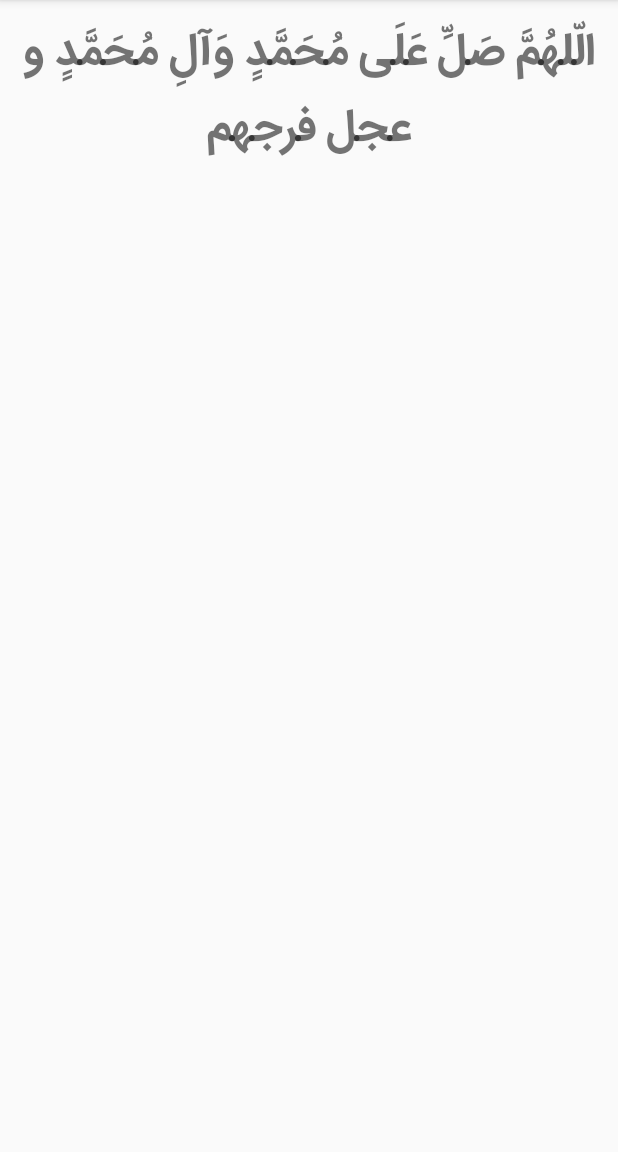
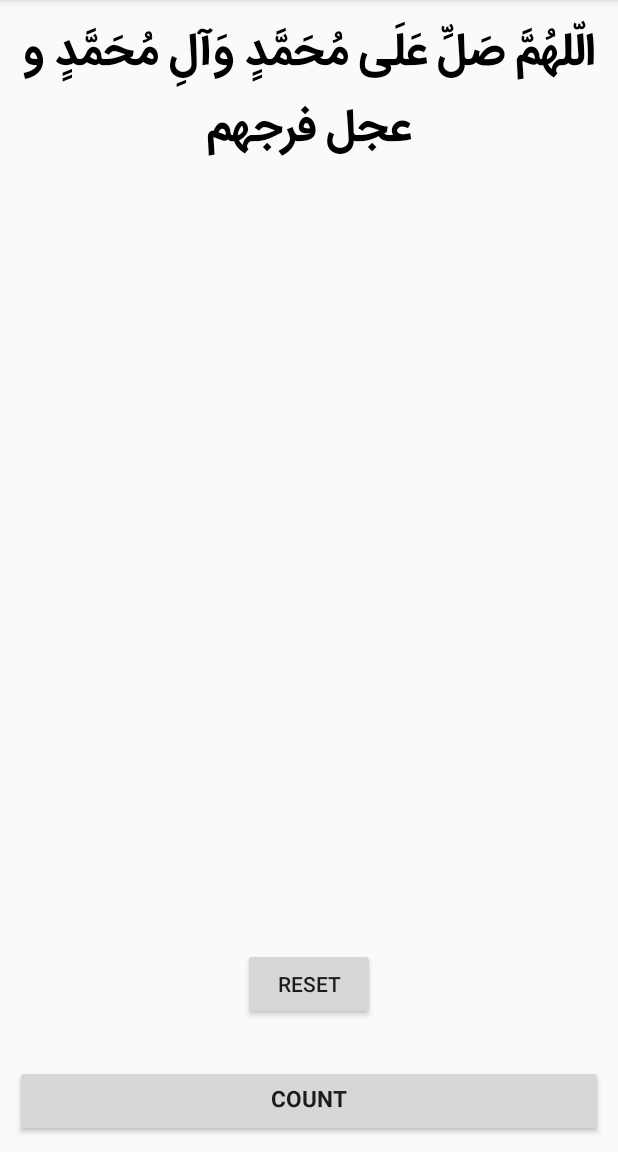
Before and after one commit to mustafapoya/dailyzekr, an Android app: the fragment ZekrCounterFragment shown on its own in the app's theme, on a phone screen of 412 x 824 dp, the part 84-1236 px from its top. Run offline under Robolectric (Android 15) with nearby library versions, the phone set to English and light mode, and no system bars.

Commit message:
update zekr counter details

```diff
--- a/app/src/main/res/font/xb_zar_family.xml
+++ /dev/null
@@ -1,8 +0,0 @@
-<?xml version="1.0" encoding="utf-8"?>
-<font-family xmlns:android="http://schemas.android.com/apk/res/android">
-    <font
-        android:font="@font/xb_zar"
-        android:fontStyle="normal"
-        android:fontWeight="700"
-        />
-</font-family>
--- a/app/src/main/res/layout/fragment_zekr_counter.xml
+++ b/app/src/main/res/layout/fragment_zekr_counter.xml
@@ -12,11 +12,48 @@
         android:layout_marginStart="5dp"
         android:layout_marginTop="10dp"
         android:layout_marginEnd="5dp"
+        android:textColor="#000000"
         android:fontFamily="@font/iran_sans_bold"
         android:text="@string/saturday"
         android:textAlignment="center"
-        android:textSize="30dp"
+        android:textSize="30sp"
         app:layout_constraintEnd_toEndOf="parent"
         app:layout_constraintStart_toStartOf="parent"
         app:layout_constraintTop_toTopOf="parent" />
+
+    <TextView
+        android:id="@+id/txtCounter"
+        android:layout_width="wrap_content"
+        android:layout_height="wrap_content"
+        android:fontFamily="@font/iran_sans_family"
+        android:text=""
+        android:textAlignment="center"
+        android:textSize="64sp"
+        android:textStyle="bold"
+        app:layout_constraintEnd_toEndOf="parent"
+        app:layout_constraintStart_toStartOf="parent"
+        app:layout_constraintTop_toBottomOf="@+id/txtTodayZekr" />
+
+    <Button
+        android:id="@+id/btnCountUp"
+        android:layout_width="0dp"
+        android:layout_height="wrap_content"
+        android:layout_marginStart="10dp"
+        android:layout_marginEnd="10dp"
+        android:layout_marginBottom="10dp"
+        android:fontFamily="@font/iran_sans_family"
+        android:text="COUNT"
+        app:layout_constraintBottom_toBottomOf="parent"
+        app:layout_constraintEnd_toEndOf="parent"
+        app:layout_constraintStart_toStartOf="parent" />
+
+    <Button
+        android:id="@+id/button2"
+        android:layout_width="wrap_content"
+        android:layout_height="wrap_content"
+        android:layout_marginBottom="30dp"
+        android:text="RESET"
+        app:layout_constraintBottom_toTopOf="@+id/btnCountUp"
+        app:layout_constraintEnd_toEndOf="parent"
+        app:layout_constraintStart_toStartOf="parent" />
 </androidx.constraintlayout.widget.ConstraintLayout>
--- a/app/src/main/res/values/strings.xml
+++ b/app/src/main/res/values/strings.xml
@@ -17,4 +17,6 @@
     <string name="toggle_image_service_details">You can Enable or Disable the Background Image Changer Service on Your Phone Just by Changing the Above Option.</string>
     <string name="back_img_service_started">Image Change Service Started</string>
     <string name="back_img_service_stopped">Image Change Service Stopped</string>
+    <string name="count">COUNT</string>
+    <string name="reset">RESET</string>
 </resources>
```
Also changed, not shown: 3 other files.
